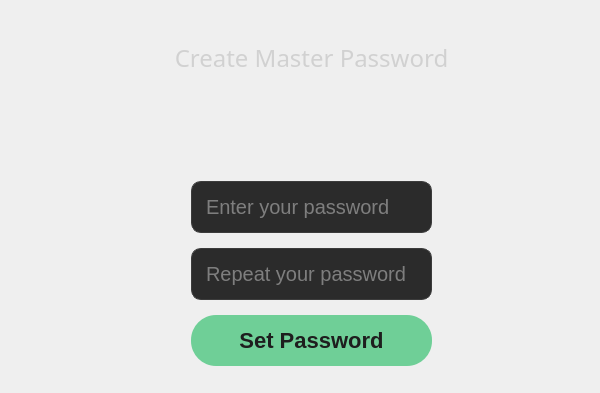
minnesangg/Cerberus, file forms/dialoglogin.ui: the form before one commit.
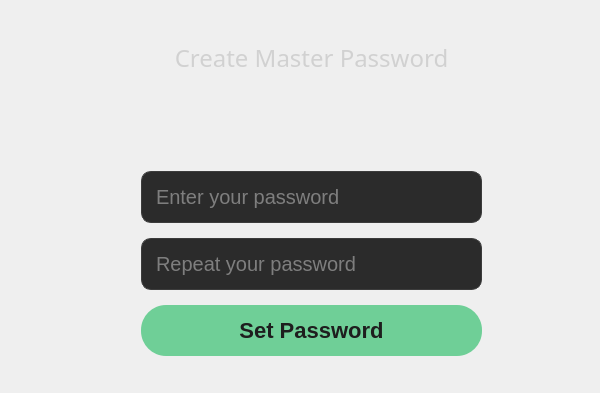
The form after the commit.

The edit to the form file:
```diff
--- a/forms/dialoglogin.ui
+++ b/forms/dialoglogin.ui
@@ -289,9 +289,9 @@
       <widget class="QWidget" name="layoutWidget">
        <property name="geometry">
         <rect>
-         <x>-10</x>
-         <y>70</y>
-         <width>621</width>
+         <x>-60</x>
+         <y>60</y>
+         <width>721</width>
          <height>385</height>
         </rect>
        </property>
```
